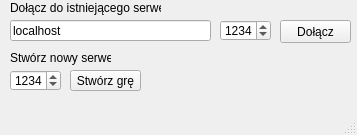
Old version of the form Wisielec/mainwindow.ui in the repository Dombearx/Wisielec.
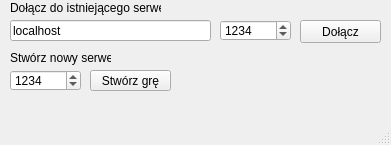
New version of the form.

Diff of the .ui file:
```diff
--- a/Wisielec/mainwindow.ui
+++ b/Wisielec/mainwindow.ui
@@ -6,8 +6,8 @@
    <rect>
     <x>0</x>
     <y>0</y>
-    <width>357</width>
-    <height>135</height>
+    <width>391</width>
+    <height>145</height>
    </rect>
   </property>
   <property name="windowTitle">
@@ -32,7 +32,7 @@
      <rect>
       <x>220</x>
       <y>20</y>
-      <width>51</width>
+      <width>71</width>
       <height>21</height>
      </rect>
     </property>
@@ -49,9 +49,9 @@
    <widget class="QPushButton" name="joinGameBtn">
     <property name="geometry">
      <rect>
-      <x>280</x>
+      <x>300</x>
       <y>20</y>
-      <width>71</width>
+      <width>81</width>
       <height>23</height>
      </rect>
     </property>
@@ -62,9 +62,9 @@
    <widget class="QPushButton" name="newGameBtn">
     <property name="geometry">
      <rect>
-      <x>70</x>
+      <x>90</x>
       <y>70</y>
-      <width>71</width>
+      <width>81</width>
       <height>21</height>
      </rect>
     </property>
@@ -77,7 +77,7 @@
      <rect>
       <x>10</x>
       <y>70</y>
-      <width>51</width>
+      <width>71</width>
       <height>21</height>
      </rect>
     </property>
```
Left out of the diff: 4 changed lines with no effect on the pictures.
